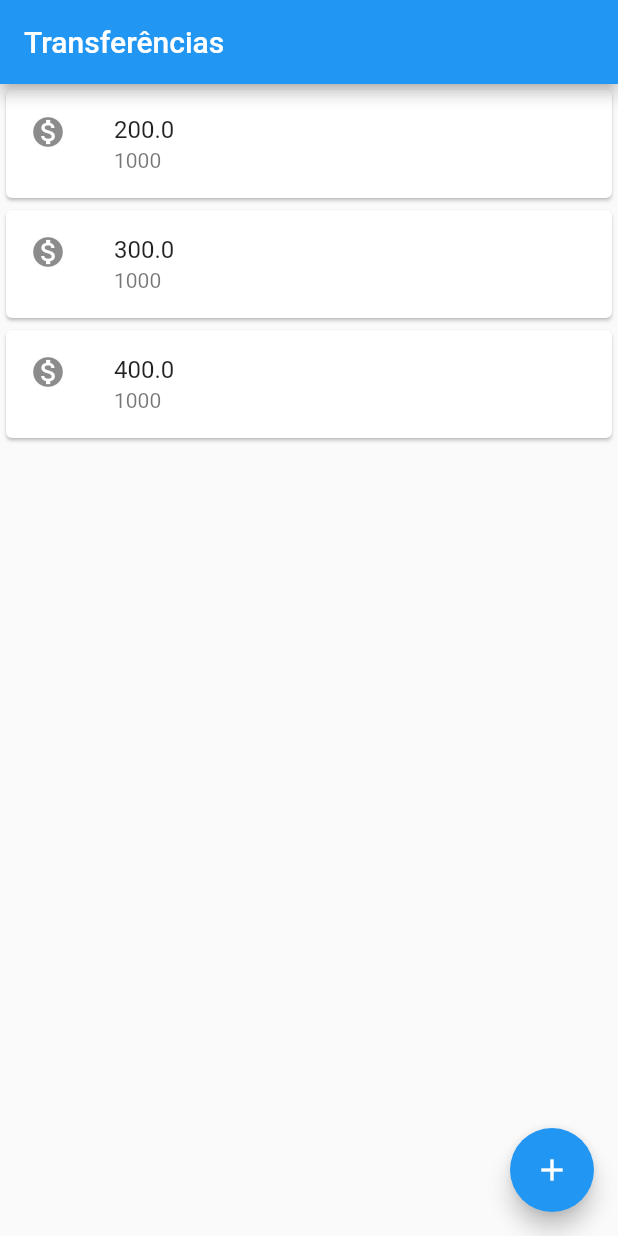
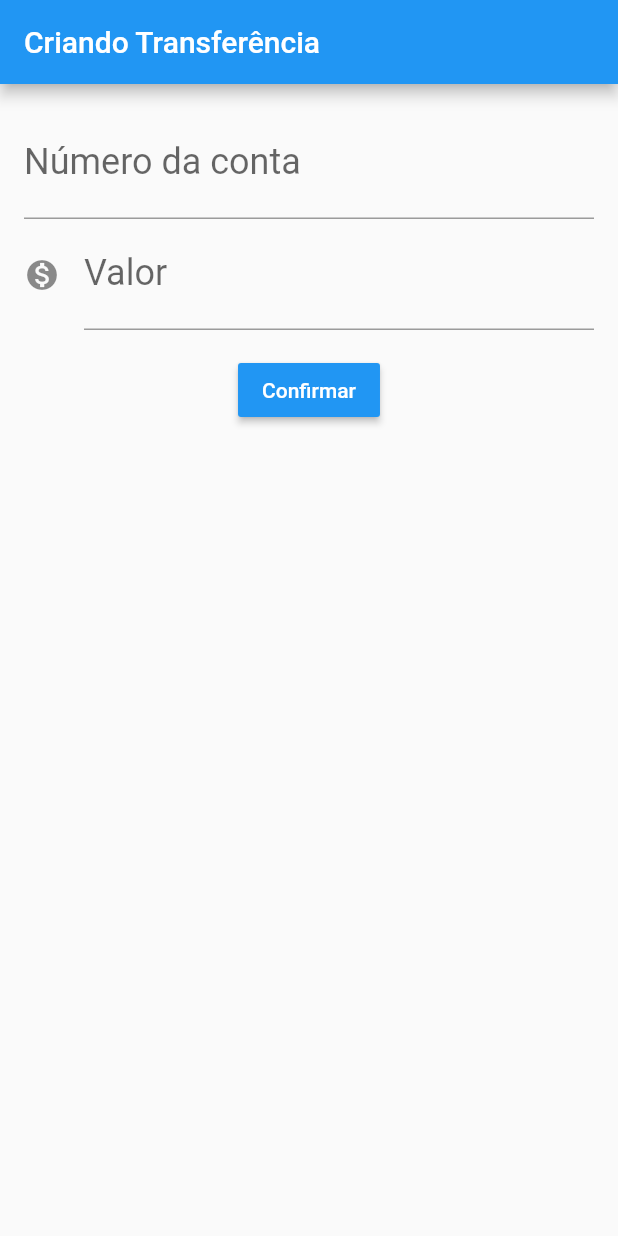
Before and after one commit to themaripool/ProjetoFlutterAlura_ByteBank, a Flutter app: the screen it shows after launch, on a phone screen of 412 x 824 dp. Run offline on Flutter 3.47's test engine with Material 2 defaults, Android fonts, the phone set to English and light mode, and no system bars.

Commit message:
[ADD] Create Transference Screen

```diff
--- a/lib/main.dart
+++ b/lib/main.dart
@@ -1,33 +1,90 @@
 import 'package:flutter/material.dart';
 
 void main() {
-  runApp(MaterialApp(
+  runApp(ByteBankApp());
+}
+//StatefulWidget -> Consegue mudar o conteudo do widget de forma dinamica
+//StatelessWidget -> Nao consegue mudar o conteudo dinamicamente
+
+class ByteBankApp extends StatelessWidget {
+  @override
+  Widget build(BuildContext context) {
+    return MaterialApp(
       home: Scaffold(
-      appBar: AppBar(title: Text("Transferências"),),
-      body: ListaTransferencias(),
-      floatingActionButton: FloatingActionButton(child: Icon(Icons.add),),
+        body: FormularioTransferencia(),
+      ),
+    );
+  }
+}
+
+class FormularioTransferencia extends StatelessWidget {
+  @override
+  Widget build(BuildContext context) {
+    return Scaffold(
+        appBar: AppBar(
+          title: Text("Criando Transferência"),
+        ),
+        body: Padding(
+          padding: const EdgeInsets.all(16.0),
+          child: Column(
+            children: [
+              TextField(
+                style: TextStyle(fontSize: 24.0),
+                decoration: InputDecoration(
+                  labelText: 'Número da conta',
+                  hintText: '0000',
+                ),
+                keyboardType: TextInputType.number,
+              ),
+
+              TextField(
+                style: TextStyle(fontSize: 24.0),
+                decoration: InputDecoration(
+                  icon: Icon(Icons.monetization_on),
+                  labelText: 'Valor',
+                  hintText: '0000',
+                ),
+                keyboardType: TextInputType.number,
+              ),
+
+              Padding(
+                padding: const EdgeInsets.only(top: 16),
+                child: RaisedButton(
+                  child: Text("Confirmar"),
+                  color: Colors.blue,
+                  textColor: Colors.white,
+                  onPressed: () {},
+                ),
+              )
+
+            ],
           ),
         ));
   }
+}
 
-//StatefulWidget -> Consegue mudar o conteudo do widget de forma dinamica
-//StatelessWidget -> Nao consegue mudar o conteudo dinamicamente
-
-class ListaTransferencias extends StatelessWidget{
+class ListaTransferencias extends StatelessWidget {
   @override
   Widget build(BuildContext context) {
-    return Column(
+    return Scaffold(
+      appBar: AppBar(
+        title: Text("Transferências"),
+      ),
+      body: Column(
         children: [
           ItemTransferencia(Transferencia(200.0, 1000)),
           ItemTransferencia(Transferencia(300.0, 1000)),
           ItemTransferencia(Transferencia(400.0, 1000))
         ],
+      ),
+      floatingActionButton: FloatingActionButton(
+        child: Icon(Icons.add),
+      ),
     );
   }
 }
 
-class ItemTransferencia extends StatelessWidget{
-
+class ItemTransferencia extends StatelessWidget {
   final Transferencia _transferencia;
   ItemTransferencia(this._transferencia);
 
@@ -38,8 +95,7 @@ class ItemTransferencia extends StatelessWidget{
       leading: Icon(Icons.monetization_on),
       title: Text(_transferencia.valor.toString()),
       subtitle: Text(_transferencia.numeroConta.toString()),
-              )
-            );
+    ));
   }
 }
 
```
Lines whose indentation alone changed are shown as unchanged.
